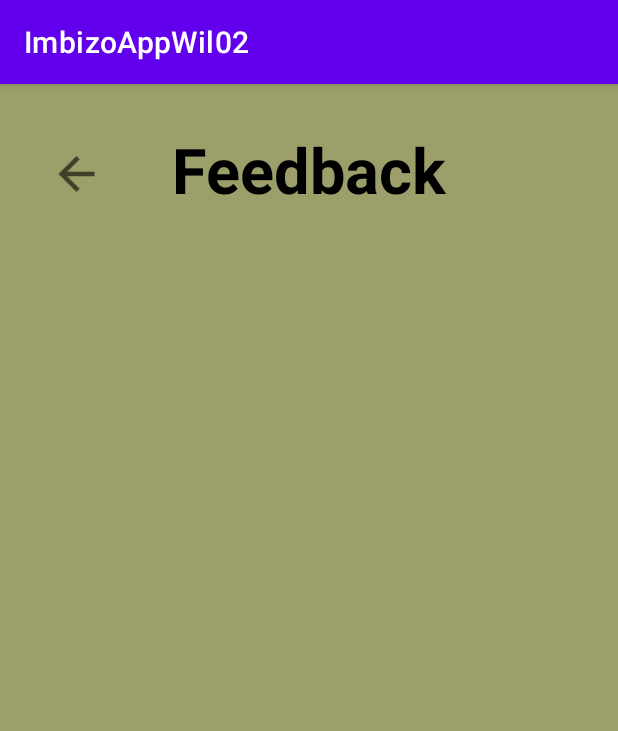
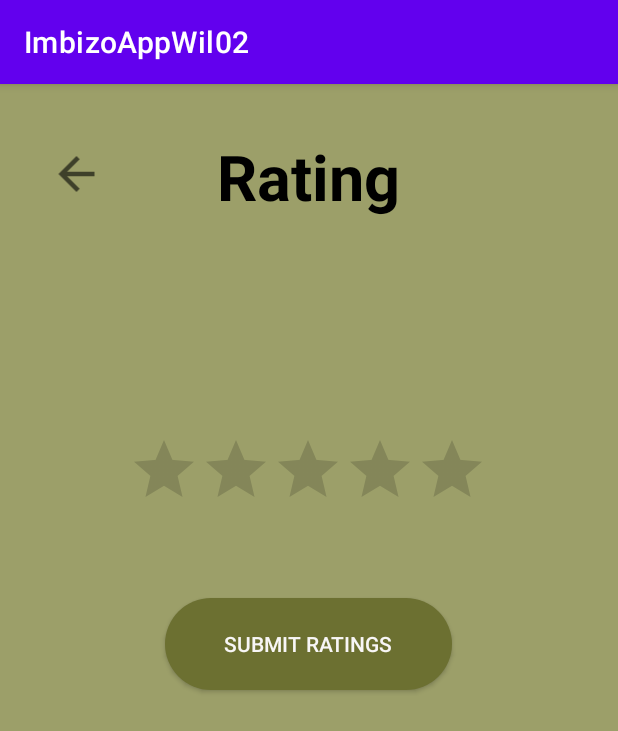
Before and after one commit to WilG02/ImbizoAppWil02, an Android app: the Ratings screen opened directly, with no data from a screen before it, on a phone screen of 412 x 824 dp. Shown: the top 731 px of the screen. Run offline under Robolectric (Android 15) with nearby library versions, the phone set to English and light mode, and no system bars.

Commit message:
initial-commit-18-Rating

```diff
--- a/app/src/main/java/com/varsitycollege/imbizoappwil02/Ratings.java
+++ b/app/src/main/java/com/varsitycollege/imbizoappwil02/Ratings.java
@@ -5,11 +5,17 @@ import androidx.appcompat.app.AppCompatActivity;
 import android.content.Intent;
 import android.os.Bundle;
 import android.view.View;
+import android.widget.Button;
 import android.widget.ImageView;
+import android.widget.RatingBar;
+import android.widget.Toast;
 
 public class Ratings extends AppCompatActivity {
 
     ImageView img_backFromFeedback;
+
+    RatingBar ratingBar;
+    Button btnRate;
     @Override
     protected void onCreate(Bundle savedInstanceState) {
         super.onCreate(savedInstanceState);
@@ -24,5 +30,18 @@ public class Ratings extends AppCompatActivity {
             }
         });*/
 
+        //-----------------------------------Lunga-------------------------
+        ratingBar = findViewById(R.id.rating_Bar);
+        btnRate = findViewById(R.id.btn_Rate);
+
+        btnRate.setOnClickListener(new View.OnClickListener() {
+            @Override
+            public void onClick(View v) {
+                String s = String.valueOf(ratingBar.getRating());
+                Toast.makeText(getApplicationContext(),s+"Star", Toast.LENGTH_SHORT).show();
+            }
+        });
+        //-----------------------------------Lunga--------------------------
+
     }
 }
--- a/app/src/main/res/layout/activity_ratings.xml
+++ b/app/src/main/res/layout/activity_ratings.xml
@@ -11,15 +11,45 @@
         android:id="@+id/txt_ratingHeading"
         android:layout_width="wrap_content"
         android:layout_height="wrap_content"
-        android:text="Feedback"
+        android:layout_marginTop="33dp"
+        android:layout_marginEnd="145dp"
+        android:text="Rating"
         android:textColor="@color/black"
         android:textSize="42sp"
         android:textStyle="bold"
-        app:layout_constraintBottom_toBottomOf="parent"
+        app:layout_constraintEnd_toEndOf="parent"
+        app:layout_constraintTop_toTopOf="parent" />
+
+    <androidx.appcompat.widget.AppCompatButton
+        android:id="@+id/btn_Rate"
+        android:layout_width="191dp"
+        android:layout_height="61dp"
+        android:layout_marginStart="144dp"
+        android:layout_marginTop="52dp"
+        android:layout_marginEnd="145dp"
+        android:background="@drawable/button_background"
+        android:backgroundTint="#6C7031"
+        android:paddingLeft="5dp"
+        android:paddingRight="5dp"
+        android:text="Submit Ratings"
+        android:textColor="#F8F6F6"
         app:layout_constraintEnd_toEndOf="parent"
         app:layout_constraintStart_toStartOf="parent"
-        app:layout_constraintTop_toTopOf="parent"
-        app:layout_constraintVertical_bias="0.04" />
+        app:layout_constraintTop_toBottomOf="@+id/rating_Bar" />
+
+    <RatingBar
+        android:id="@+id/rating_Bar"
+        android:layout_width="wrap_content"
+        android:layout_height="wrap_content"
+        android:layout_marginTop="143dp"
+        android:backgroundTint="#EDE59F"
+        android:numStars="5"
+        android:progressTint="#CDDD2A"
+        android:stepSize="0.5"
+        app:layout_constraintEnd_toEndOf="parent"
+        app:layout_constraintHorizontal_bias="0.497"
+        app:layout_constraintStart_toStartOf="parent"
+        app:layout_constraintTop_toBottomOf="@+id/txt_ratingHeading" />
 
     <ImageView
         android:id="@+id/img_returnFromFeedback"
```
